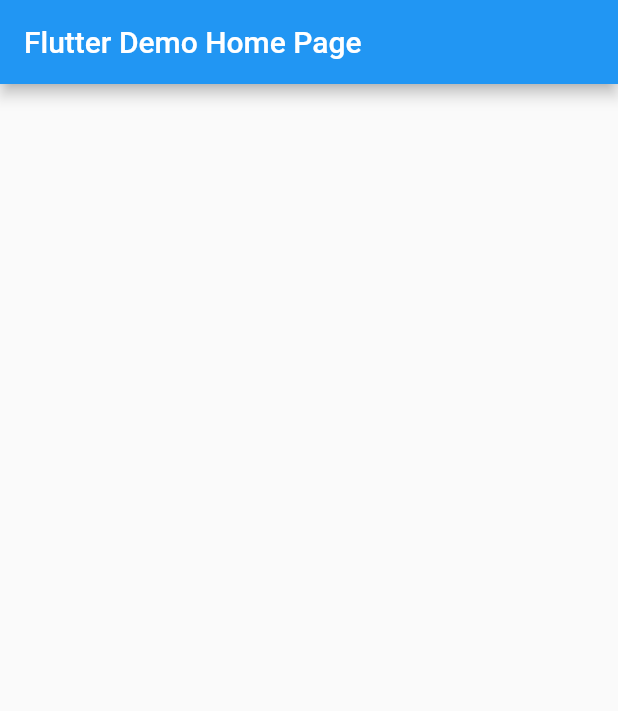
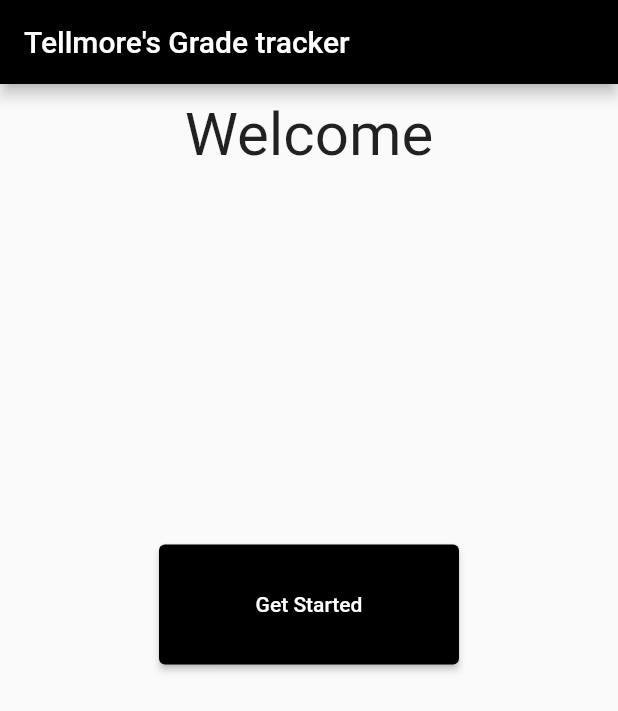
Before and after one commit to MostafaHamedd/Course-grade-tracker, a Flutter app: the screen it shows after launch, on a phone screen of 412 x 824 dp. Shown: the top 711 px of the screen. Run offline on Flutter 3.47's test engine with Material 2 defaults, Android fonts, the phone set to English and light mode, and no system bars; our stand-ins replace page_transition.

Commit message:
Home page created

```diff
--- a/lib/main.dart
+++ b/lib/main.dart
@@ -1,8 +1,13 @@
 import 'package:flutter/material.dart';
+import 'courses.dart';
+import 'package:page_transition/page_transition.dart';
+import 'reusableWidgets.dart' ;
 
 void main() {
-  runApp(const MyApp());
+  runApp(
+  MyApp());
 }
+
 
 class MyApp extends StatelessWidget {
   const MyApp({Key? key}) : super(key: key);
@@ -11,12 +16,57 @@ class MyApp extends StatelessWidget {
   @override
   Widget build(BuildContext context) {
     return MaterialApp(
-      title: 'Flutter Demo',
-      theme: ThemeData(
-
-      ),
-      home:  Scaffold(
-        appBar: AppBar(title: Text('Flutter Demo Home Page'),
-    )));
+      title: 'Grade Tracker',
+      home: new pageScaffold() ,
+    );
   }
 }
+class pageScaffold extends StatefulWidget {
+  const pageScaffold({Key? key}) : super(key: key);
+
+  @override
+  State<pageScaffold> createState() => _pageScaffoldState();
+}
+
+class _pageScaffoldState extends State<pageScaffold> {
+  @override
+  Widget build(BuildContext context) {
+    return Scaffold(
+      appBar: ReusableWidgets().appBar("Tellmore's Grade tracker") ,
+      body: homePageBody(context),
+    );
+  }
+}
+
+Widget homePageBody(BuildContext context) {
+  return Center(
+    child: Column(
+      children: [
+        Padding(
+          padding: const EdgeInsets.fromLTRB(0, 10, 0, 0),
+          child: Container(
+              child: Text(
+            "Welcome",
+            style: TextStyle(fontSize: 40),
+          )),
+        ),
+        SizedBox(
+          height: 250,
+        ),
+        SizedBox(
+          width: 200,
+          height: 80,
+          child: ElevatedButton(
+            onPressed: () {
+              Navigator.push(context, PageTransition(type: PageTransitionType.fade, child: CoursesPage(),alignment: Alignment.center));
+            },
+            child: const Text('Get Started'),
+            style: ButtonStyle(
+              backgroundColor: MaterialStateProperty.all(Colors.black),
+            ),
+          ),
+        ),
+      ],
+    ),
+  );
+}
--- /dev/null
+++ b/lib/reusableWidgets.dart
@@ -0,0 +1,10 @@
+import 'package:flutter/material.dart';
+import 'courses.dart';
+class ReusableWidgets{
+  AppBar appBar(String text){
+    return AppBar(
+      title: Text(text),
+      backgroundColor: Colors.black,
+    ) ;
+  }
+}
--- a/pubspec.yaml
+++ b/pubspec.yaml
@@ -34,6 +34,8 @@ dependencies:
   # The following adds the Cupertino Icons font to your application.
   # Use with the CupertinoIcons class for iOS style icons.
   cupertino_icons: ^1.0.2
+  animated_splash_screen: ^1.1.0
+  page_transition: "^2.0.9"
 
 dev_dependencies:
   flutter_test:
```
Also changed, not shown: lib/courses.dart (added, +31 -0 lines), pubspec.lock.
